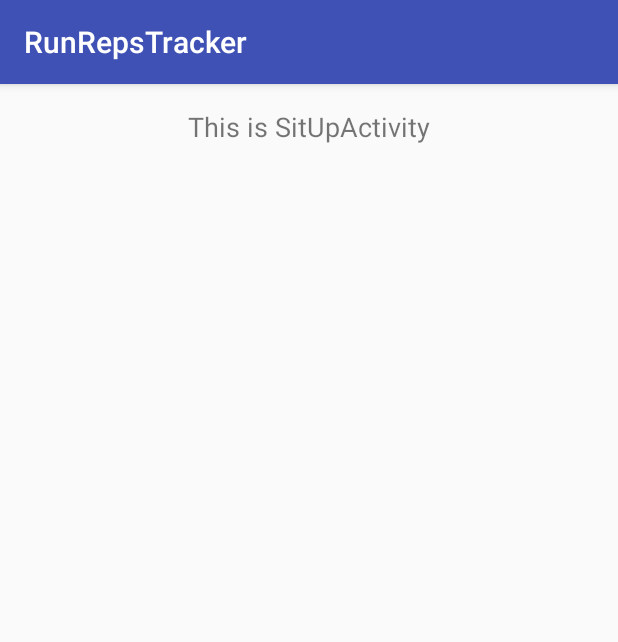
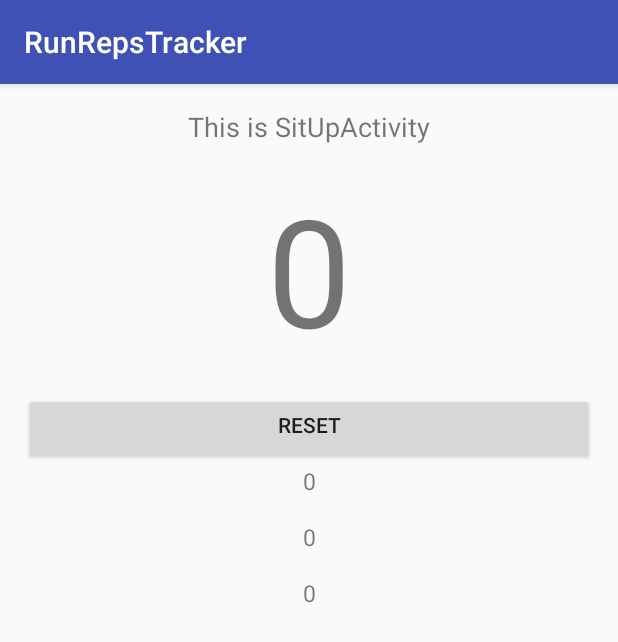
Before and after one commit to matej94/RunRepsTracker, an Android app: the SitUpActivity screen opened directly, with no data from a screen before it, on a phone screen of 412 x 824 dp. Shown: the top 642 px of the screen. Run offline under Robolectric (Android 15) with nearby library versions, the phone set to English and light mode, and no system bars.

Commit message:
SitUpActivity basic elements and functionality

```diff
--- a/RunRepsTracker/app/src/main/AndroidManifest.xml
+++ b/RunRepsTracker/app/src/main/AndroidManifest.xml
@@ -19,5 +19,10 @@
         <activity android:name=".SitUpActivity" />
         <activity android:name=".RunActivity"></activity>
     </application>
-    <uses-feature android:name="android.hardware.sensor.proximity" android:required="true" />
+    <uses-feature
+        android:name="android.hardware.sensor.proximity"
+        android:required="true" />
+    <uses-feature
+        android:name="android.hardware.sensor.accelerometer"
+        android:required="true" />
 </manifest>
--- a/RunRepsTracker/app/src/main/java/com/example/matej/runrepstracker/SitUpActivity.java
+++ b/RunRepsTracker/app/src/main/java/com/example/matej/runrepstracker/SitUpActivity.java
@@ -1,19 +1,81 @@
 package com.example.matej.runrepstracker;
 
+import android.hardware.Sensor;
+import android.hardware.SensorEvent;
+import android.hardware.SensorEventListener;
+import android.hardware.SensorManager;
 import android.support.v7.app.AppCompatActivity;
 import android.os.Bundle;
+import android.view.View;
+import android.widget.Button;
 import android.widget.TextView;
 
-public class SitUpActivity extends AppCompatActivity {
-    TextView SitUpTv;
+public class SitUpActivity extends AppCompatActivity implements SensorEventListener {
+    TextView SitUpTv, SitUpCountTv, textX, textY, textZ;
+    Button ResetBtn;
+    SensorManager sensorManager;
+    Sensor AccelerometerSensor;
+    int SitUpCounter = 0;
+
     @Override
     protected void onCreate(Bundle savedInstanceState) {
         super.onCreate(savedInstanceState);
         setContentView(R.layout.activity_sit_up);
+        sensorManager = (SensorManager) getSystemService(SENSOR_SERVICE);
+        AccelerometerSensor = sensorManager.getDefaultSensor(Sensor.TYPE_ACCELEROMETER);
         setUpUI();
     }
 
     private void setUpUI(){
         SitUpTv = (TextView) findViewById(R.id.SitUpTv);
+        SitUpCountTv = (TextView) findViewById(R.id.SitUpCountTv);
+        ResetBtn = (Button) findViewById(R.id.ResetBtn);
+        textX = (TextView) findViewById(R.id.textx);
+        textY = (TextView) findViewById(R.id.texty);
+        textZ = (TextView) findViewById(R.id.textz);
+        ResetBtn.setOnClickListener(new View.OnClickListener() {
+            @Override
+            public void onClick(View v) {
+                SitUpCounter = 0;
+                SitUpCountTv.setText(String.valueOf(SitUpCounter));
+            }
+        });
+    }
+
+    @Override
+    public void onSensorChanged(SensorEvent event) {
+        float x = event.values[0];
+        float y = event.values[1];
+        float z = event.values[2];
+
+        int xi = Math.round(x);
+        int yi = Math.round(y);
+        int zi = Math.round(z);
+
+        textX.setText(String.valueOf(xi));
+        textY.setText(String.valueOf(yi));
+        textZ.setText(String.valueOf(zi));
+
+        if (zi > 6 && zi < 9) {
+            SitUpCounter++;
+            SitUpCountTv.setText(String.valueOf(SitUpCounter));
+
+        }
+    }
+
+    @Override
+    public void onAccuracyChanged(Sensor sensor, int accuracy) {
+
+    }
+
+    protected void onResume() {
+        super.onResume();
+        sensorManager.registerListener(this, AccelerometerSensor,
+                SensorManager.SENSOR_DELAY_NORMAL);
+    }
+
+    protected void onPause() {
+        super.onPause();
+        sensorManager.unregisterListener(this);
     }
 }
--- a/RunRepsTracker/app/src/main/res/layout/activity_sit_up.xml
+++ b/RunRepsTracker/app/src/main/res/layout/activity_sit_up.xml
@@ -1,6 +1,6 @@
 <?xml version="1.0" encoding="utf-8"?>
-<RelativeLayout xmlns:android="http://schemas.android.com/apk/res/android"
-    xmlns:tools="http://schemas.android.com/tools"
+<RelativeLayout
+    xmlns:android="http://schemas.android.com/apk/res/android"
     android:id="@+id/activity_sit_up"
     android:layout_width="match_parent"
     android:layout_height="match_parent"
@@ -8,7 +8,7 @@
     android:paddingLeft="@dimen/activity_horizontal_margin"
     android:paddingRight="@dimen/activity_horizontal_margin"
     android:paddingTop="@dimen/activity_vertical_margin"
-    tools:context="com.example.matej.runrepstracker.SitUpActivity">
+   >
     <TextView
         android:id="@+id/SitUpTv"
         android:layout_width="match_parent"
@@ -16,5 +16,58 @@
         android:text="This is SitUpActivity"
         android:textAlignment="center"
         android:textSize="@dimen/size_of_app_title"
+        android:paddingBottom="@dimen/activity_vertical_margin"
         />
+
+    <TextView
+        android:id="@+id/SitUpCountTv"
+        android:layout_width="match_parent"
+        android:layout_height="wrap_content"
+        android:layout_below="@+id/SitUpTv"
+        android:textAlignment="center"
+        android:text="0"
+        android:textSize="@dimen/size_of_counter"
+        android:paddingBottom="@dimen/activity_vertical_margin"
+        />
+
+    <Button
+        android:id="@+id/ResetBtn"
+        android:layout_width="match_parent"
+        android:layout_height="wrap_content"
+        android:layout_below="@+id/SitUpCountTv"
+        android:text="RESET"
+        android:textAlignment="center"
+        android:paddingBottom="@dimen/activity_vertical_margin"
+        />
+    <TextView
+        android:id="@+id/textx"
+        android:layout_width="match_parent"
+        android:layout_height="wrap_content"
+        android:layout_below="@+id/ResetBtn"
+        android:textAlignment="center"
+        android:text="0"
+        android:textSize="15sp"
+        android:paddingBottom="@dimen/activity_vertical_margin"
+        />
+    <TextView
+        android:id="@+id/texty"
+        android:layout_width="match_parent"
+        android:layout_height="wrap_content"
+        android:layout_below="@+id/textx"
+        android:textAlignment="center"
+        android:text="0"
+        android:textSize="15sp"
+        android:paddingBottom="@dimen/activity_vertical_margin"
+        />
+    <TextView
+        android:id="@+id/textz"
+        android:layout_width="match_parent"
+        android:layout_height="wrap_content"
+        android:layout_below="@+id/texty"
+        android:textAlignment="center"
+        android:text="0"
+        android:textSize="15sp"
+        android:paddingBottom="@dimen/activity_vertical_margin"
+        />
+
 </RelativeLayout>
```
